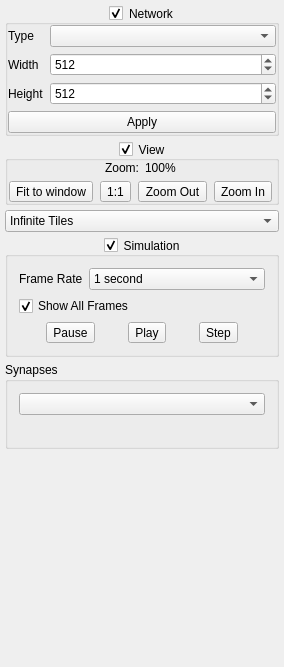
The window that Neuron/ToolBox.ui (Skwint/Neuron) describes before a commit, drawn with Qt 5.
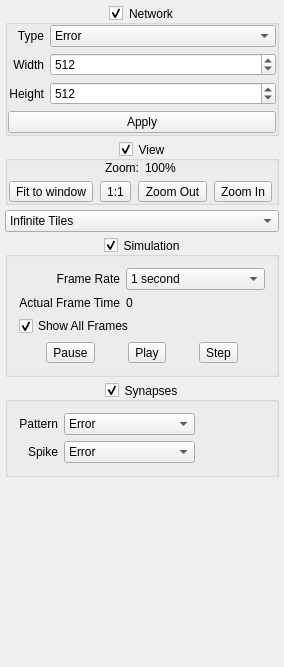
The same window after the commit.

Commit message: Add Spike Processor. Automaton now uses spikes to communicate between neurons.

Patch:
```diff
--- a/Neuron/ToolBox.ui
+++ b/Neuron/ToolBox.ui
@@ -19,7 +19,7 @@
   <property name="minimumSize">
    <size>
     <width>284</width>
-    <height>443</height>
+    <height>498</height>
    </size>
   </property>
   <property name="features">
@@ -92,21 +92,36 @@
           </property>
           <item>
            <layout class="QFormLayout" name="netConfigLayout">
+            <property name="labelAlignment">
+             <set>Qt::AlignRight|Qt::AlignTrailing|Qt::AlignVCenter</set>
+            </property>
             <item row="0" column="0">
              <widget class="QLabel" name="label_3">
               <property name="text">
                <string>Type</string>
               </property>
+              <property name="alignment">
+               <set>Qt::AlignRight|Qt::AlignTrailing|Qt::AlignVCenter</set>
+              </property>
              </widget>
             </item>
             <item row="0" column="1">
-             <widget class="QComboBox" name="cmbType"/>
+             <widget class="QComboBox" name="cmbType">
+              <item>
+               <property name="text">
+                <string>Error</string>
+               </property>
+              </item>
+             </widget>
             </item>
             <item row="1" column="0">
              <widget class="QLabel" name="label">
               <property name="text">
                <string>Width</string>
               </property>
+              <property name="alignment">
+               <set>Qt::AlignRight|Qt::AlignTrailing|Qt::AlignVCenter</set>
+              </property>
              </widget>
             </item>
             <item row="1" column="1">
@@ -130,6 +145,9 @@
               <property name="text">
                <string>Height</string>
               </property>
+              <property name="alignment">
+               <set>Qt::AlignRight|Qt::AlignTrailing|Qt::AlignVCenter</set>
+              </property>
              </widget>
             </item>
             <item row="2" column="1">
@@ -305,7 +323,7 @@
       </property>
       <layout class="QVBoxLayout" name="verticalLayout_2">
        <property name="spacing">
-        <number>0</number>
+        <number>6</number>
        </property>
        <property name="leftMargin">
         <number>0</number>
@@ -324,11 +342,17 @@
          <layout class="QVBoxLayout" name="verticalLayout_7">
           <item>
            <layout class="QFormLayout" name="formLayout_2">
+            <property name="labelAlignment">
+             <set>Qt::AlignRight|Qt::AlignTrailing|Qt::AlignVCenter</set>
+            </property>
             <item row="0" column="0">
              <widget class="QLabel" name="label_4">
               <property name="text">
                <string>Frame Rate</string>
               </property>
+              <property name="alignment">
+               <set>Qt::AlignRight|Qt::AlignTrailing|Qt::AlignVCenter</set>
+              </property>
              </widget>
             </item>
             <item row="0" column="1">
@@ -361,6 +385,23 @@
               </item>
              </widget>
             </item>
+            <item row="1" column="0">
+             <widget class="QLabel" name="label_7">
+              <property name="text">
+               <string>Actual Frame Time</string>
+              </property>
+              <property name="alignment">
+               <set>Qt::AlignRight|Qt::AlignTrailing|Qt::AlignVCenter</set>
+              </property>
+             </widget>
+            </item>
+            <item row="1" column="1">
+             <widget class="QLabel" name="lblFrameTime">
+              <property name="text">
+               <string>0</string>
+              </property>
+             </widget>
+            </item>
            </layout>
           </item>
           <item>
@@ -415,12 +456,27 @@
     </item>
     <item>
      <widget class="QGroupBox" name="synapseGroup">
+      <property name="minimumSize">
+       <size>
+        <width>0</width>
+        <height>32</height>
+       </size>
+      </property>
       <property name="title">
        <string>Synapses</string>
       </property>
+      <property name="alignment">
+       <set>Qt::AlignCenter</set>
+      </property>
+      <property name="flat">
+       <bool>true</bool>
+      </property>
+      <property name="checkable">
+       <bool>true</bool>
+      </property>
       <layout class="QVBoxLayout" name="verticalLayout_8">
        <property name="spacing">
-        <number>0</number>
+        <number>6</number>
        </property>
        <property name="leftMargin">
         <number>0</number>
@@ -448,12 +504,92 @@
            <height>0</height>
           </size>
          </property>
-         <layout class="QVBoxLayout" name="verticalLayout_9">
+         <layout class="QHBoxLayout" name="horizontalLayout_4">
+          <property name="leftMargin">
+           <number>0</number>
+          </property>
+          <property name="topMargin">
+           <number>0</number>
+          </property>
+          <property name="rightMargin">
+           <number>0</number>
+          </property>
+          <property name="bottomMargin">
+           <number>0</number>
+          </property>
           <item>
-           <widget class="QComboBox" name="cmbSynapse"/>
+           <widget class="QWidget" name="form" native="true">
+            <property name="minimumSize">
+             <size>
+              <width>40</width>
+              <height>40</height>
+             </size>
+            </property>
+            <layout class="QFormLayout" name="formLayout">
+             <property name="labelAlignment">
+              <set>Qt::AlignRight|Qt::AlignTrailing|Qt::AlignVCenter</set>
+             </property>
+             <item row="0" column="0">
+              <widget class="QLabel" name="label1">
+               <property name="text">
+                <string>Pattern</string>
+               </property>
+               <property name="alignment">
+                <set>Qt::AlignRight|Qt::AlignTrailing|Qt::AlignVCenter</set>
+               </property>
+              </widget>
+             </item>
+             <item row="0" column="1">
+              <widget class="QComboBox" name="cmbSynapse">
+               <property name="currentIndex">
+                <number>0</number>
+               </property>
+               <item>
+                <property name="text">
+                 <string>Error</string>
+                </property>
+               </item>
+              </widget>
+             </item>
+             <item row="1" column="0">
+              <widget class="QLabel" name="label_6">
+               <property name="text">
+                <string>Spike</string>
+               </property>
+               <property name="alignment">
+                <set>Qt::AlignRight|Qt::AlignTrailing|Qt::AlignVCenter</set>
+               </property>
+              </widget>
+             </item>
+             <item row="1" column="1">
+              <widget class="QComboBox" name="cmbSpike">
+               <property name="currentIndex">
+                <number>0</number>
+               </property>
+               <item>
+                <property name="text">
+                 <string>Error</string>
+                </property>
+               </item>
+              </widget>
+             </item>
+            </layout>
+           </widget>
           </item>
           <item>
            <widget class="QLabel" name="lblSynapse">
+            <property name="minimumSize">
+             <size>
+              <width>32</width>
+              <height>32</height>
+             </size>
+            </property>
+            <property name="maximumSize">
+             <size>
+              <width>64</width>
+              <height>10000</height>
+             </size>
+            </property>
             <property name="text">
              <string/>
             </property>
```
The commit also changes 24 other files.
